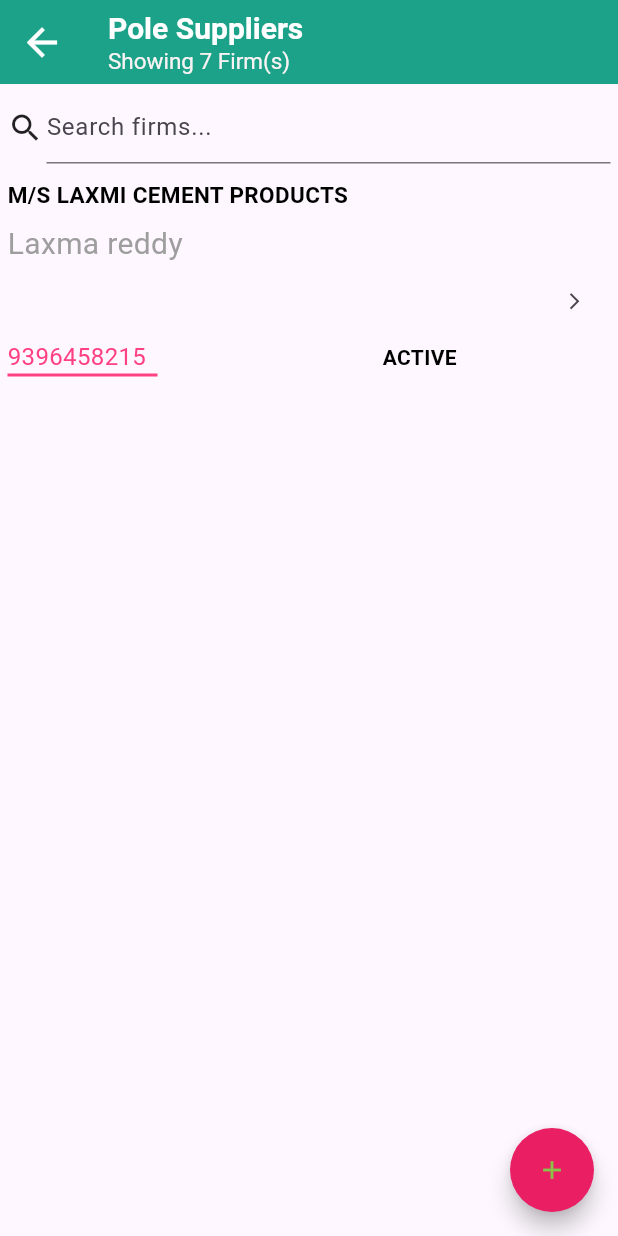
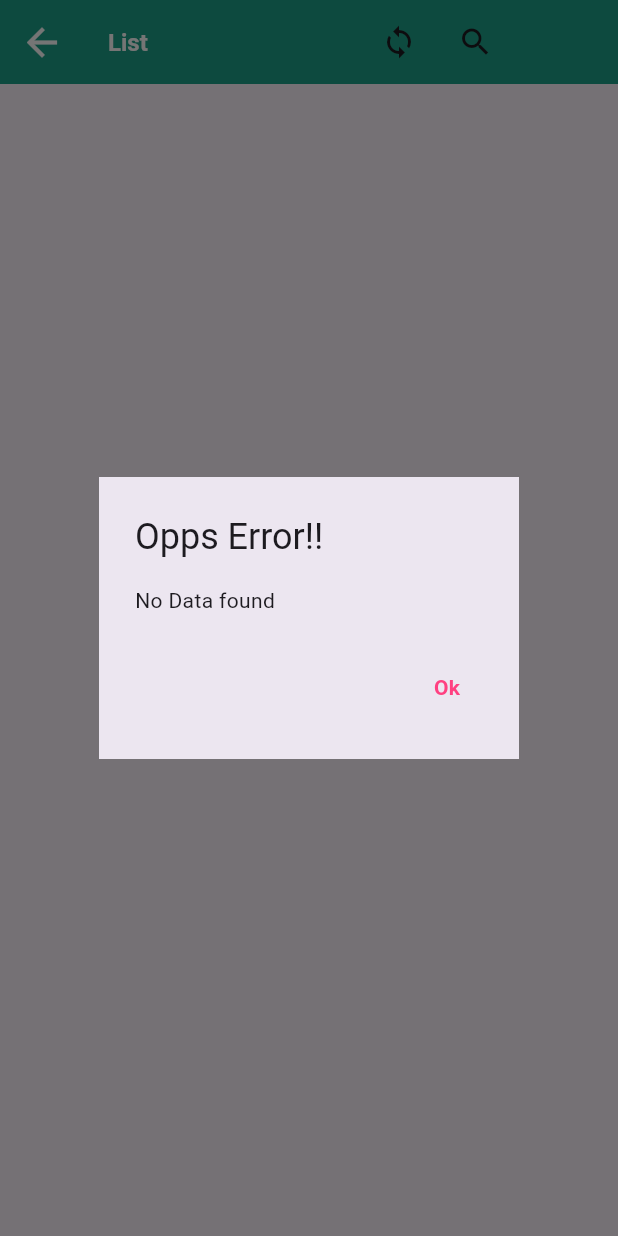
Before and after one commit to MUNIKUMAR596/placedorders_screen, a Flutter app: the screen it shows after launch, on a phone screen of 412 x 824 dp. Run offline on Flutter 3.47's test engine with Material 3 defaults, Android fonts, the phone set to English and light mode, and no system bars.

Commit message:
loadchanhe and meeseva dialouges

```diff
--- /dev/null
+++ b/lib/Meseva_Alertdialouge/list_dialougescreen.dart
@@ -0,0 +1,74 @@
+import 'package:flutter/material.dart';
+import 'package:purchase_orderscreen/main.dart';
+void main() {
+  runApp(const MyApp());
+}
+
+class ListDialougescreen extends StatefulWidget {
+  const ListDialougescreen({super.key});
+
+  @override
+  State<ListDialougescreen> createState() => _ListDialougescreenState();
+}
+
+class _ListDialougescreenState extends State<ListDialougescreen> {
+  void initState(){
+    super.initState();
+    WidgetsBinding.instance.addPostFrameCallback((_){
+      _opendialog();
+    });
+  }
+  void _opendialog(){
+    showDialog(context: context,
+    builder: (context)=> AlertDialog(
+      shape: RoundedRectangleBorder(borderRadius: BorderRadius.zero),
+      title: Text('Opps Error!!'),
+      content: Text('No Data found'),
+actions: [
+  IconButton(onPressed: (){
+    Navigator.pop(context);
+  }, icon: Text('Ok',
+  style: TextStyle(
+    color: Colors.pinkAccent,
+    fontWeight: FontWeight.bold
+  ),))
+],
+    ));
+  }
+  @override
+  Widget build(BuildContext context) {
+    return Scaffold(
+      appBar: AppBar(
+        leading: const Icon(
+          Icons.arrow_back,
+          color: Colors.white,
+          size: 30,
+        ),
+        backgroundColor: const Color.fromARGB(255, 28, 162, 137),
+        title: Row(
+          children: [
+            Text(
+              'List',
+              style: TextStyle(
+                color: Colors.white,
+                fontSize: 16,
+                fontWeight: FontWeight.bold,
+              ),
+            ),
+            SizedBox(
+              width: 143.5,
+            ),
+            IconButton(onPressed: (){},
+            icon: Icon(Icons.sync)),
+            SizedBox(
+              width: 3,
+            ),
+            IconButton(onPressed: (){},
+            icon: Icon(Icons.search))
+          ],
+        ),
+      ),
+      //body:
+    );
+  }
+}
--- a/lib/main.dart
+++ b/lib/main.dart
@@ -1,4 +1,7 @@
 import 'package:flutter/material.dart';
+import 'package:purchase_orderscreen/LOADCHANGE/load_changerequest.dart';
+import 'package:purchase_orderscreen/LTMT/LTMT_menu.dart';
+import 'package:purchase_orderscreen/Meseva_Alertdialouge/list_dialougescreen.dart';
 import 'package:purchase_orderscreen/purchase_scre.dart/create_purchase_order.dart';
 import 'package:purchase_orderscreen/purchase_scre.dart/purchase_orders.dart';
 import 'package:purchase_orderscreen/view_po_screen.dart/purchase_orders.dart';
@@ -19,8 +22,10 @@ class MyApp extends StatelessWidget {
       title: 'purchasse order screen',
 
 
-      home:
-      PoleSuppliers()
+      home: ListDialougescreen()
+      //LoadChangerequest()
+     // LtmtMenu()
+      //PoleSuppliers()
      // AutoDialogScreen()
       // PurchaseOrders()
       //  PurchaseOrderscreen()
```
Also changed, not shown: lib/LOADCHANGE/load_changerequest.dart (added, +116 -0 lines), lib/LTMT/LTMT_menu.dart (added, +68 -0 lines), lib/LTMT/meterstock.dart (added, +150 -0 lines), lib/view_suppliers/update_firmdetails.dart (+11 -3 lines).
